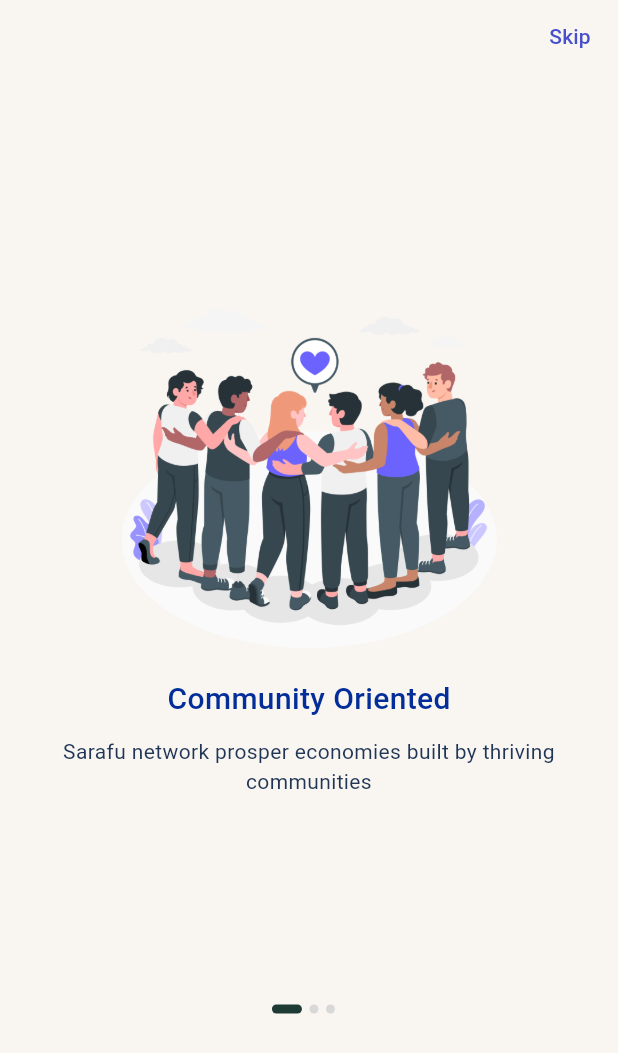
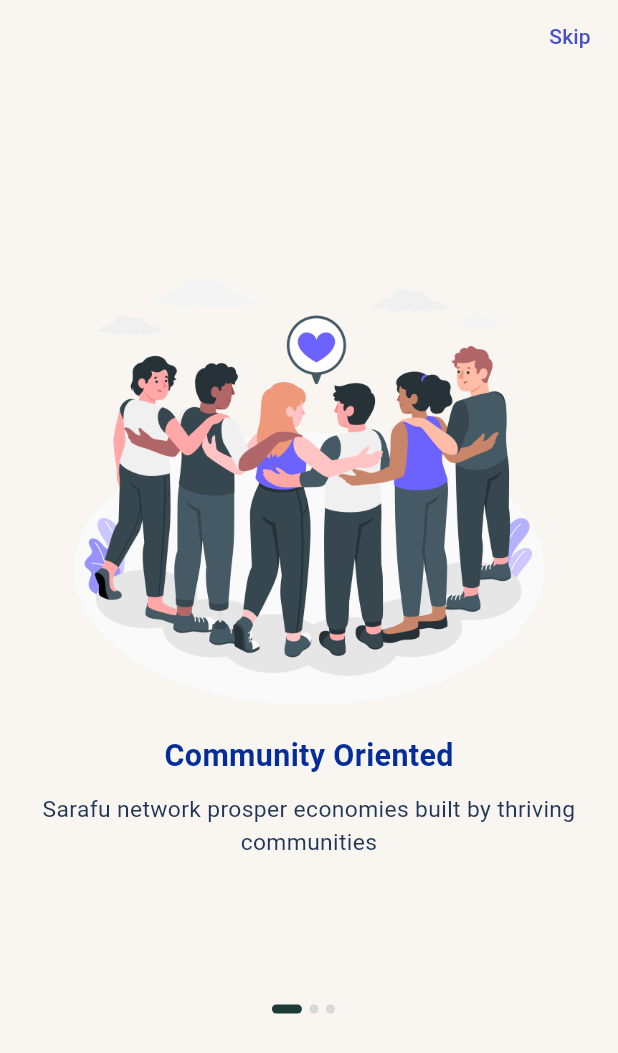
Before and after one commit to grassrootseconomics/my_sarafu, a Flutter app: the screen it shows after launch, on a phone screen of 412 x 824 dp. Shown: the top 1053 px of the screen. Run offline on Flutter 3.47's test engine with Material 2 defaults, Android fonts, the light colour scheme and no system bars; drawn by our look-alikes of dynamic_color; our stand-ins replace flutter_screenutil, google_fonts, intl_phone_number_input, pin_code_text_field.

Commit message:
Fixed onboard ui

```diff
--- a/lib/screens/onboarding/onboard.dart
+++ b/lib/screens/onboarding/onboard.dart
@@ -32,7 +32,11 @@
                 },
                 itemCount: allinonboardlist.length,
                 itemBuilder: (context, index) {
-                  return PageBuilderWidget(title: allinonboardlist[index].titlestr, description: allinonboardlist[index].description, imgurl: allinonboardlist[index].imgStr);
+                  return PageBuilderWidget(
+                    title: allinonboardlist[index].titlestr,
+                    description: allinonboardlist[index].description,
+                    imgurl: allinonboardlist[index].imgStr,
+                  );
                 }),
             Positioned(
               bottom: MediaQuery.of(context).size.height * 0.18,
--- a/lib/screens/widgets/onboarding_pageview.dart
+++ b/lib/screens/widgets/onboarding_pageview.dart
@@ -37,28 +37,33 @@
             padding: EdgeInsets.symmetric(horizontal: 20.w),
             child: Column(
               children: [
-                Container(
-                  margin: const EdgeInsets.only(top: 20),
+                SizedBox(
                   child: Image.asset(
                     imgurl,
-                    width: 250,
+                    height: 280.h,
+                    fit: BoxFit.cover,
                   ),
                 ),
-                const SizedBox(
-                  height: 20,
+                const SizedBox(height: 20),
+                //Tite Text
+                Text(
+                  title,
+                  style: TextStyle(
+                    color: onboardHeadingColor,
+                    fontSize: 20.sp,
+                    fontWeight: FontWeight.w600,
+                  ),
                 ),
-                //Tite Text
-                Text(title, style: const TextStyle(color: onboardHeadingColor, fontSize: 20, fontWeight: FontWeight.w500)),
-                const SizedBox(
-                  height: 10,
+                const SizedBox(height: 10),
+                //discription
+                Text(
+                  description,
+                  textAlign: TextAlign.center,
+                  style: TextStyle(
+                    color: onboardTextColor,
+                    fontSize: 15.sp,
+                  ),
                 ),
-                //discription
-                Text(description,
-                    textAlign: TextAlign.center,
-                    style: const TextStyle(
-                      color: onboardTextColor,
-                      fontSize: 14,
-                    )),
               ],
             ),
           ),
```
